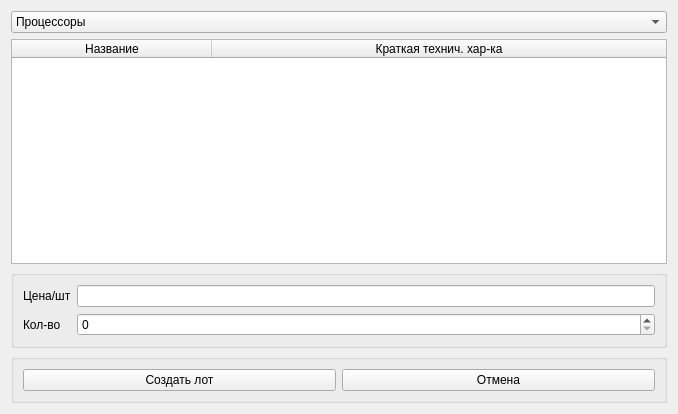
This is ui_qt/from_designer/add_lot_form.ui in OTBEPTKA1873/SMRP_Nef_Meh_MM-21-1B as Qt 5 draws it before an edit. The edited form follows.
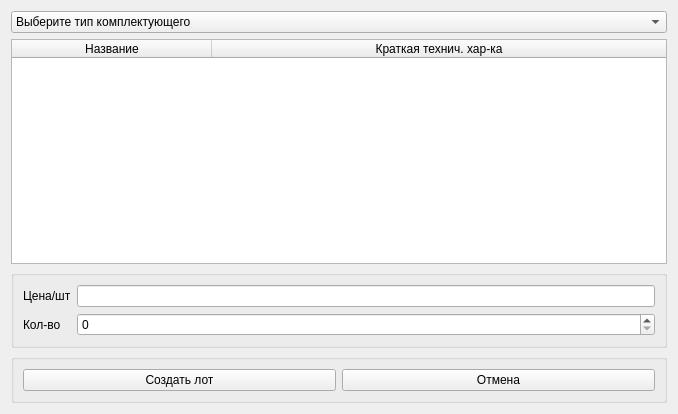
This is the edited form. Icons and pictures are not drawn.

Commit message: Изменил ui_add_lot_form

The edit to the form file:
```diff
--- a/ui_qt/from_designer/add_lot_form.ui
+++ b/ui_qt/from_designer/add_lot_form.ui
@@ -20,6 +20,11 @@
   <layout class="QVBoxLayout" name="verticalLayout">
    <item>
     <widget class="QComboBox" name="comboBox">
+     <item>
+      <property name="text">
+       <string>Выберите тип комплектующего</string>
+      </property>
+     </item>
      <item>
       <property name="text">
        <string>Процессоры</string>
```
Left out of the diff: 5 changed lines with no effect on the pictures. The commit also changes 1 other file.
